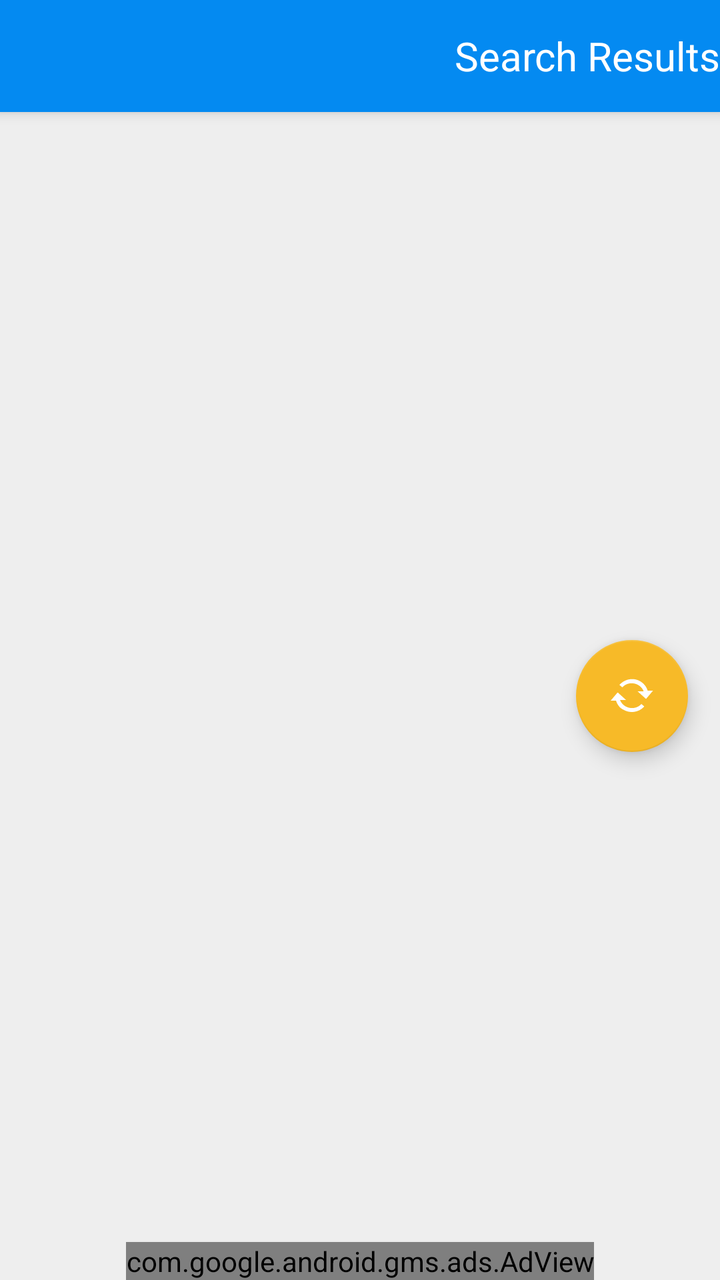
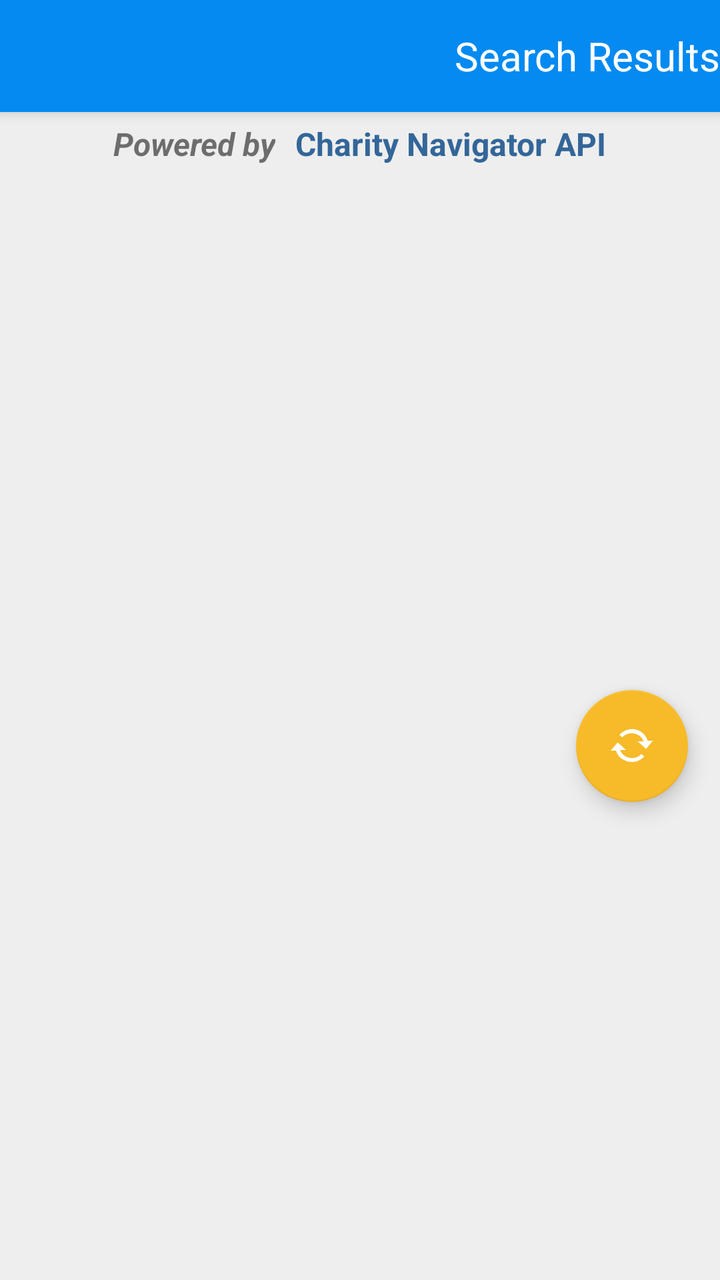

The first picture is an Android layout as it rendered before a commit; the second is the same layout after the commit. The layout source and the unified diff follow.
<!-- AndroidManifest.xml: activity theme AppTheme.NoActionBar -->
<!-- res/layout/activity_index.xml -->
<?xml version="1.0" encoding="utf-8"?>
<androidx.coordinatorlayout.widget.CoordinatorLayout
    xmlns:android="http://schemas.android.com/apk/res/android"
    xmlns:app="http://schemas.android.com/apk/res-auto"
    xmlns:tools="http://schemas.android.com/tools"
    android:layout_width="match_parent"
    android:layout_height="match_parent"
    android:fitsSystemWindows="true"
    tools:context=".view.IndexActivity">

    <com.google.android.material.appbar.AppBarLayout
        android:id="@+id/spawn_appbar"
        android:layout_width="match_parent"
        android:layout_height="wrap_content"
        android:theme="@style/AppTheme.AppBarOverlay">

        <androidx.appcompat.widget.Toolbar
            android:id="@+id/spawn_toolbar"
            android:layout_width="match_parent"
            android:layout_height="?attr/actionBarSize"
            app:popupTheme="@style/AppTheme.PopupOverlay">

            <TextView
                android:layout_width="match_parent"
                android:layout_height="match_parent"
                android:gravity="end|center_vertical"
                android:textSize="@dimen/text_size_paragraph_title"
                android:textColor="#fff"
                android:text="@string/title_activity_index"
                style="@style/AppTheme.AppBarOverlay"/>

        </androidx.appcompat.widget.Toolbar>

    </com.google.android.material.appbar.AppBarLayout>


    <FrameLayout
        android:layout_width="match_parent"
        android:layout_height="match_parent"
        app:layout_behavior="@string/appbar_scrolling_view_behavior">

        <LinearLayout
            android:layout_width="match_parent"
            android:layout_height="match_parent"
            android:orientation="horizontal">

            <FrameLayout
                android:id="@+id/spawn_list_container"
                android:layout_width="match_parent"
                android:layout_height="match_parent">


                <androidx.recyclerview.widget.RecyclerView
                    android:id="@+id/spawn_list"
                    android:layout_width="match_parent"
                    android:layout_height="match_parent"
                    android:background="@color/colorChalk"
                    app:layoutManager="androidx.recyclerview.widget.LinearLayoutManager"
                    tools:context=".view.IndexActivity"
                    tools:listitem="@layout/item_index"/>

                <ProgressBar
                    android:id="@+id/spawn_progress"
                    android:layout_width="80dp"
                    android:layout_height="80dp"
                    android:layout_gravity="center"
                    android:visibility="gone"/>

                <com.google.android.material.floatingactionbutton.FloatingActionButton
                    android:id="@+id/spawn_fab"
                    android:layout_width="wrap_content"
                    android:layout_height="wrap_content"
                    android:layout_gravity="center_vertical|end"
                    android:layout_marginEnd="@dimen/fab_margin"
                    android:backgroundTint="@color/colorCheer"
                    app:srcCompat="@drawable/action_sync"
                    android:contentDescription="@string/description_refresh_button"/>


            </FrameLayout>

            <FrameLayout
                android:id="@+id/spawn_detail_container"
                android:layout_width="match_parent"
                android:layout_height="match_parent"
                android:visibility="gone"
                android:background="@color/colorNeutralLight"
                app:layout_behavior="@string/appbar_scrolling_view_behavior" />

            <FrameLayout
                android:layout_width="match_parent"
                android:layout_height="30dp">

                <TextView
                    android:layout_width="match_parent"
                    android:layout_height="match_parent"
                    android:padding="5dp"
                    android:textStyle="italic|bold"
                    android:text="Powered by"/>

                <ImageView
                    android:layout_width="wrap_content"
                    android:layout_height="match_parent" />

            </FrameLayout>

        </LinearLayout>


        <com.google.android.gms.ads.AdView

            xmlns:ads="http://schemas.android.com/apk/res-auto"
            android:id="@+id/index_banner"
            android:layout_width="wrap_content"
            android:layout_height="wrap_content"
            android:layout_gravity="center_horizontal|bottom"
            ads:adSize="BANNER"
            ads:adUnitId="@string/am_banner_id"/>

    </FrameLayout>

</androidx.coordinatorlayout.widget.CoordinatorLayout>
<!-- res/layout/item_index.xml (included above) -->
<?xml version="1.0" encoding="utf-8"?>
<androidx.constraintlayout.widget.ConstraintLayout
    xmlns:android="http://schemas.android.com/apk/res/android"
    xmlns:app="http://schemas.android.com/apk/res-auto"
    android:id="@+id/spawn_item_view"
    android:layout_width="match_parent"
    android:layout_height="125dp"
    android:layout_margin="2dp"
    android:background="#fff">

        <TextView
            android:id="@+id/spawn_item_primary"
            android:layout_width="0dp"
            android:layout_height="55dp"
            android:layout_margin="4dp"
            android:ellipsize="end"
            android:scrollHorizontally="true"
            android:textAppearance="?attr/textAppearanceListItem"
            android:textSize="@dimen/text_size_paragraph_title"
            app:layout_constraintEnd_toEndOf="parent"
            app:layout_constraintHorizontal_bias="0.473"
            app:layout_constraintStart_toStartOf="parent"
            app:layout_constraintTop_toTopOf="parent" />

        <LinearLayout
            android:id="@+id/spawn_item_details"
            android:layout_width="0dp"
            android:layout_height="64dp"
            android:orientation="vertical"
            android:layout_margin="4dp"
            app:layout_constraintHorizontal_bias="1.0"
            app:layout_constraintEnd_toStartOf="@+id/relativeLayout"
            app:layout_constraintStart_toStartOf="parent"
            app:layout_constraintTop_toBottomOf="@+id/spawn_item_primary"
            app:layout_constraintBottom_toBottomOf="parent">

            <TextView
                android:id="@+id/spawn_item_secondary"
                android:layout_width="match_parent"
                android:layout_height="32dp"
                android:textAppearance="?attr/textAppearanceListItem" />

            <TextView
                android:id="@+id/spawn_item_tertiary"
                android:layout_width="match_parent"
                android:layout_height="32dp"
                android:textAppearance="?attr/textAppearanceListItem"/>

        </LinearLayout>

        <RelativeLayout
            android:id="@+id/relativeLayout"
            android:layout_width="77dp"
            android:layout_height="62dp"
            android:layout_margin="4dp"
            app:layout_constraintBottom_toBottomOf="parent"
            app:layout_constraintEnd_toEndOf="parent"
            app:layout_constraintHorizontal_bias="1.0"
            app:layout_constraintStart_toEndOf="@+id/spawn_item_details">

            <ImageView
                android:id="@+id/spawn_item_logo"
                android:layout_width="wrap_content"
                android:layout_height="300dp"
                android:adjustViewBounds="true"
                android:contentDescription="@string/description_charity_logo" />

        </RelativeLayout>

</androidx.constraintlayout.widget.ConstraintLayout>
<!-- resources referenced by this layout -->
<resources>
  <color name="colorChalk">#EEE</color>
  <color name="colorCheer">#F7BA28</color>
  <color name="colorNeutralLight">#DDD</color>
  <dimen name="fab_margin">16dp</dimen>
  <dimen name="text_size_paragraph_title">20sp</dimen>
  <!-- drawable action_sync: png bitmap (drawable-hdpi, 1012 bytes) -->
  <string name="description_charity_logo">This is the logo that corresponds to the listed charity</string>
  <string name="description_refresh_button">Press this button to refresh the list of charities</string>
  <string name="title_activity_index">Search Results</string>
  <style name="AppTheme.AppBarOverlay" parent="ThemeOverlay.AppCompat.Dark.ActionBar" />
  <style name="AppTheme.PopupOverlay" parent="@android:style/Widget.PopupMenu">
          <item name="android:background">@color/colorPrimary</item>
      </style>
  <style name="AppTheme.NoActionBar">
          <item name="windowActionBar">false</item>
          <item name="windowNoTitle">true</item>
      </style>
  <color name="colorPrimary">#048AF1</color>
</resources>

<!-- the commit's change to res/layout/activity_index.xml (unified diff, before → after) -->
@@ -8,36 +8,39 @@
     android:fitsSystemWindows="true"
     tools:context=".view.IndexActivity">
 
-    <com.google.android.material.appbar.AppBarLayout
-        android:id="@+id/spawn_appbar"
-        android:layout_width="match_parent"
-        android:layout_height="wrap_content"
-        android:theme="@style/AppTheme.AppBarOverlay">
-
-        <androidx.appcompat.widget.Toolbar
-            android:id="@+id/spawn_toolbar"
-            android:layout_width="match_parent"
-            android:layout_height="?attr/actionBarSize"
-            app:popupTheme="@style/AppTheme.PopupOverlay">
-
-            <TextView
-                android:layout_width="match_parent"
-                android:layout_height="match_parent"
-                android:gravity="end|center_vertical"
-                android:textSize="@dimen/text_size_paragraph_title"
-                android:textColor="#fff"
-                android:text="@string/title_activity_index"
-                style="@style/AppTheme.AppBarOverlay"/>
-
-        </androidx.appcompat.widget.Toolbar>
-
-    </com.google.android.material.appbar.AppBarLayout>
-
-
-    <FrameLayout
+    <LinearLayout
         android:layout_width="match_parent"
         android:layout_height="match_parent"
+        android:orientation="vertical"
         app:layout_behavior="@string/appbar_scrolling_view_behavior">
+
+        <LinearLayout
+            android:layout_width="match_parent"
+            android:layout_height="50dp"
+            android:paddingStart="40dp"
+            android:paddingEnd="40dp"
+            android:gravity="center"
+            android:background="@color/colorChalk"
+            android:orientation="horizontal">
+
+            <TextView
+                android:layout_width="wrap_content"
+                android:layout_height="match_parent"
+                android:textSize="@dimen/text_size_paragraph"
+                android:padding="5dp"
+                android:textStyle="italic|bold"
+                android:text="Powered by"/>
+
+            <TextView
+                android:layout_width="wrap_content"
+                android:layout_height="match_parent"
+                android:textSize="@dimen/text_size_paragraph"
+                android:padding="5dp"
+                android:textStyle="bold"
+                android:textColor="#336699"
+                android:text="Charity Navigator API"/>
+
+        </LinearLayout>
 
         <LinearLayout
             android:layout_width="match_parent"
@@ -75,8 +78,6 @@
                     android:backgroundTint="@color/colorCheer"
                     app:srcCompat="@drawable/action_sync"
                     android:contentDescription="@string/description_refresh_button"/>
-
-
             </FrameLayout>
 
             <FrameLayout
@@ -87,37 +88,44 @@
                 android:background="@color/colorNeutralLight"
                 app:layout_behavior="@string/appbar_scrolling_view_behavior" />
 
-            <FrameLayout
-                android:layout_width="match_parent"
-                android:layout_height="30dp">
-
-                <TextView
-                    android:layout_width="match_parent"
-                    android:layout_height="match_parent"
-                    android:padding="5dp"
-                    android:textStyle="italic|bold"
-                    android:text="Powered by"/>
-
-                <ImageView
-                    android:layout_width="wrap_content"
-                    android:layout_height="match_parent" />
-
-            </FrameLayout>
-
         </LinearLayout>
 
-
-        <com.google.android.gms.ads.AdView
-
-            xmlns:ads="http://schemas.android.com/apk/res-auto"
-            android:id="@+id/index_banner"
-            android:layout_width="wrap_content"
-            android:layout_height="wrap_content"
-            android:layout_gravity="center_horizontal|bottom"
-            ads:adSize="BANNER"
-            ads:adUnitId="@string/am_banner_id"/>
-
-    </FrameLayout>
+<com.google.android.gms.ads.AdView
+
+    xmlns:ads="http://schemas.android.com/apk/res-auto"
+    android:id="@+id/index_banner"
+    android:layout_width="wrap_content"
+    android:layout_height="wrap_content"
+    android:layout_gravity="center_horizontal|bottom"
+    ads:adSize="BANNER"
+    ads:adUnitId="@string/am_banner_id"/>
+
+    </LinearLayout>
+
+    <com.google.android.material.appbar.AppBarLayout
+    android:id="@+id/spawn_appbar"
+    android:layout_width="match_parent"
+    android:layout_height="wrap_content"
+    android:theme="@style/AppTheme.AppBarOverlay">
+
+        <androidx.appcompat.widget.Toolbar
+        android:id="@+id/spawn_toolbar"
+        android:layout_width="match_parent"
+        android:layout_height="?attr/actionBarSize"
+        app:popupTheme="@style/AppTheme.PopupOverlay">
+
+            <TextView
+            android:layout_width="match_parent"
+            android:layout_height="match_parent"
+            android:gravity="end|center_vertical"
+            android:textSize="@dimen/text_size_paragraph_title"
+            android:textColor="#fff"
+            android:text="@string/title_activity_index"
+            style="@style/AppTheme.AppBarOverlay"/>
+
+        </androidx.appcompat.widget.Toolbar>
+
+    </com.google.android.material.appbar.AppBarLayout>
 
 </androidx.coordinatorlayout.widget.CoordinatorLayout>
 <!-- res/layout/item_index.xml (included above) -->
<!-- resource entries referenced after the edit -->
@@ -4,6 +4,7 @@
   <color name="colorCheer">#F7BA28</color>
   <color name="colorNeutralLight">#DDD</color>
   <dimen name="fab_margin">16dp</dimen>
+  <dimen name="text_size_paragraph">16sp</dimen>
   <dimen name="text_size_paragraph_title">20sp</dimen>
   <!-- drawable action_sync: png bitmap (drawable-hdpi, 1012 bytes) -->
   <string name="description_charity_logo">This is the logo that corresponds to the listed charity</string>
